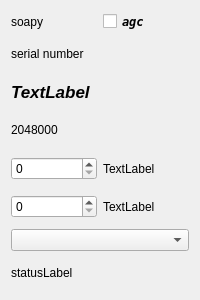
The window that src/devices/soapy/soapy-handler.ui (tomneda/DABstar) describes before a commit, drawn with Qt 5.
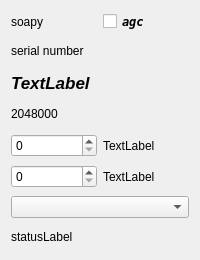
The same window after the commit.

Commit message: More work on soapy handler

What changed in the file:
```diff
--- a/src/devices/soapy/soapy-handler.ui
+++ b/src/devices/soapy/soapy-handler.ui
@@ -7,7 +7,7 @@
     <x>0</x>
     <y>0</y>
     <width>200</width>
-    <height>300</height>
+    <height>260</height>
    </rect>
   </property>
   <property name="windowTitle">
```
The commit also changes 1 other file.
